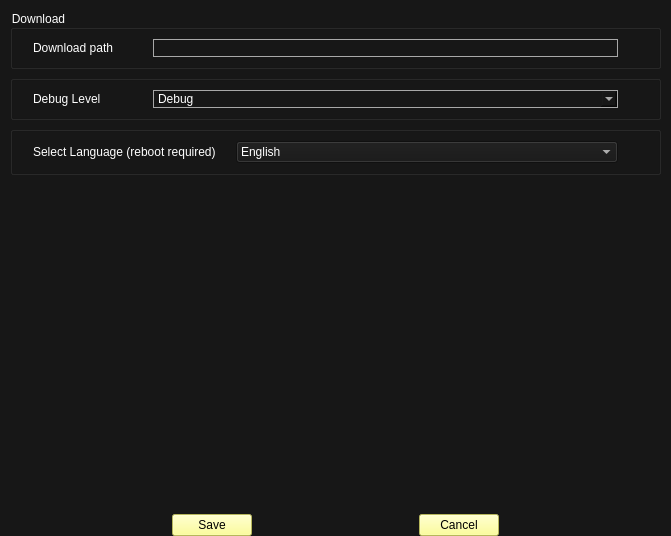
This is settingswindow.ui in AdunanzA/Tsunami as Qt 5 draws it before an edit. The edited form follows.
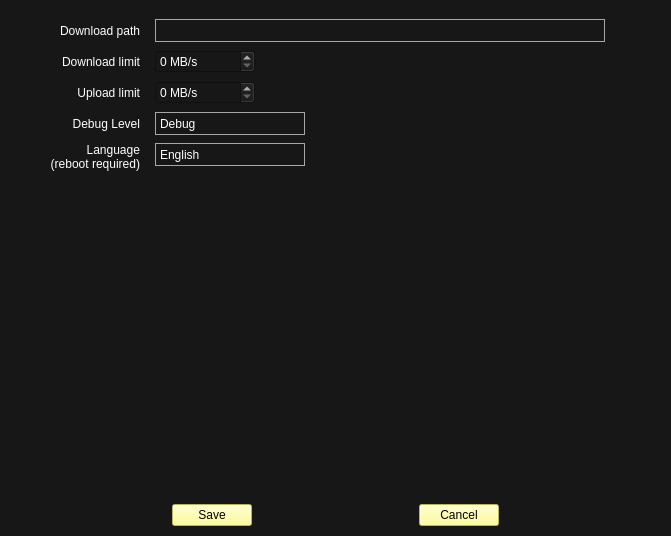
This is the edited form. Icons and pictures are not drawn.

The edit to the form file:
```diff
--- a/settingswindow.ui
+++ b/settingswindow.ui
@@ -20,8 +20,25 @@
    <string notr="true"/>
   </property>
   <property name="styleSheet">
-   <string notr="true">background-color: rgb(23, 23, 23); 
-color: rgb(255, 255, 255);</string>
+   <string notr="true">* {
+	background-color: rgb(23, 23, 23); 
+	color: rgb(255, 255, 255);
+}
+
+
+QComboBox::drop-down {
+	border: none;
+}
+
+QComboBox::down-arrow {
+	image: url(:/images/arrow.jpg);
+}
+
+QComboBox QAbstractItemView {
+      border: 2px solid darkgray;
+      selection-background-color: lightgray;
+  }
+ </string>
   </property>
   <layout class="QVBoxLayout" name="verticalLayout">
    <property name="leftMargin">
@@ -34,90 +51,125 @@
     <number>10</number>
    </property>
    <property name="bottomMargin">
-    <number>0</number>
+    <number>10</number>
    </property>
    <item>
     <layout class="QVBoxLayout" name="content">
      <item>
-      <widget class="QGroupBox" name="groupDownload">
-       <property name="styleSheet">
-        <string notr="true"/>
-       </property>
-       <property name="title">
-        <string>Download</string>
-       </property>
-       <layout class="QFormLayout" name="formLayout_2">
+      <widget class="QFrame" name="groupDownload">
+       <layout class="QFormLayout" name="formLayout_3">
+        <property name="fieldGrowthPolicy">
+         <enum>QFormLayout::FieldsStayAtSizeHint</enum>
+        </property>
+        <property name="rowWrapPolicy">
+         <enum>QFormLayout::DontWrapRows</enum>
+        </property>
+        <property name="labelAlignment">
+         <set>Qt::AlignRight|Qt::AlignTrailing|Qt::AlignVCenter</set>
+        </property>
+        <property name="formAlignment">
+         <set>Qt::AlignJustify|Qt::AlignTop</set>
+        </property>
         <property name="horizontalSpacing">
-         <number>20</number>
+         <number>15</number>
         </property>
         <property name="verticalSpacing">
-         <number>10</number>
+         <number>8</number>
         </property>
         <property name="leftMargin">
-         <number>20</number>
+         <number>30</number>
         </property>
-        <property name="rightMargin">
-         <number>40</number>
-        </property>
-        <item row="0" column="0">
-         <widget class="QLabel" name="lblDownloadPath">
-          <property name="minimumSize">
-           <size>
-            <width>100</width>
-            <height>0</height>
-           </size>
-          </property>
-          <property name="text">
-           <string>Download path</string>
-          </property>
-         </widget>
-        </item>
         <item row="0" column="1">
-         <widget class="QLineEdit" name="txtDownloadPath">
-          <property name="enabled">
-           <bool>false</bool>
+         <layout class="QHBoxLayout" name="horizontalLayout_2">
+          <property name="spacing">
+           <number>0</number>
           </property>
-          <property name="cursor">
-           <cursorShape>ArrowCursor</cursorShape>
-          </property>
-          <property name="toolTip">
-           <string>Click to select download path for torrents</string>
-          </property>
-          <property name="styleSheet">
-           <string notr="true">border-color: rgb(168, 168, 168);
+          <item>
+           <widget class="QLineEdit" name="txtDownloadPath">
+            <property name="enabled">
+             <bool>false</bool>
+            </property>
+            <property name="minimumSize">
+             <size>
+              <width>450</width>
+              <height>23</height>
+             </size>
+            </property>
+            <property name="cursor">
+             <cursorShape>ArrowCursor</cursorShape>
+            </property>
+            <property name="toolTip">
+             <string/>
+            </property>
+            <property name="styleSheet">
+             <string notr="true">border-color: rgb(168, 168, 168);
 border-width:1px;
 border-style: solid;</string>
+            </property>
+            <property name="text">
+             <string/>
+            </property>
+           </widget>
+          </item>
+          <item>
+           <widget class="QPushButton" name="btnFolder">
+            <property name="cursor">
+             <cursorShape>PointingHandCursor</cursorShape>
+            </property>
+            <property name="toolTip">
+             <string>Click to select download path for torrents</string>
+            </property>
+            <property name="styleSheet">
+             <string notr="true">color: rgb(0, 0, 0);</string>
+            </property>
+            <property name="text">
+             <string/>
+            </property>
+            <property name="icon">
+             <iconset>
+              <normalon>:/images/if_folder_416376.png</normalon>
+             </iconset>
+            </property>
+            <property name="flat">
+             <bool>true</bool>
+            </property>
+           </widget>
+          </item>
+         </layout>
+        </item>
+        <item row="3" column="0">
+         <widget class="QLabel" name="lblUpLimit">
+          <property name="minimumSize">
+           <size>
+            <width>100</width>
+            <height>0</height>
+           </size>
           </property>
           <property name="text">
-           <string/>
+           <string>Upload limit</string>
           </property>
+          <property name="alignment">
+           <set>Qt::AlignRight|Qt::AlignTrailing|Qt::AlignVCenter</set>
+          </property>
          </widget>
         </item>
-       </layout>
-      </widget>
-     </item>
-     <item>
-      <widget class="QGroupBox" name="groupDebug">
-       <layout class="QFormLayout" name="_2">
-        <property name="horizontalSpacing">
-         <number>20</number>
-        </property>
-        <property name="verticalSpacing">
-         <number>10</number>
-        </property>
-        <property name="leftMargin">
-         <number>20</number>
-        </property>
-        <property name="topMargin">
-         <number>9</number>
-        </property>
-        <property name="rightMargin">
-         <number>40</number>
-        </property>
-        <property name="bottomMargin">
-         <number>9</number>
-        </property>
-        <item row="0" column="0">
+        <item row="3" column="1">
+         <widget class="QSpinBox" name="numLimitUp">
+          <property name="minimumSize">
+           <size>
+            <width>100</width>
+            <height>23</height>
+           </size>
+          </property>
+          <property name="suffix">
+           <string> MB/s</string>
+          </property>
+          <property name="maximum">
+           <number>100</number>
+          </property>
+         </widget>
+        </item>
+        <item row="5" column="0">
          <widget class="QLabel" name="lblDebugLevel">
           <property name="minimumSize">
            <size>
@@ -128,10 +180,36 @@
           <property name="text">
            <string>Debug Level</string>
           </property>
+          <property name="alignment">
+           <set>Qt::AlignRight|Qt::AlignTrailing|Qt::AlignVCenter</set>
+          </property>
          </widget>
         </item>
-        <item row="0" column="1">
+        <item row="7" column="0">
+         <widget class="QLabel" name="lblLanguage">
+          <property name="minimumSize">
+           <size>
+            <width>100</width>
+            <height>0</height>
+           </size>
+          </property>
+          <property name="text">
+           <string>Language
+(reboot required)</string>
+          </property>
+          <property name="alignment">
+           <set>Qt::AlignRight|Qt::AlignTrailing|Qt::AlignVCenter</set>
+          </property>
+         </widget>
+        </item>
+        <item row="5" column="1">
          <widget class="QComboBox" name="cmbDebugLevel">
+          <property name="minimumSize">
+           <size>
+            <width>150</width>
+            <height>23</height>
+           </size>
+          </property>
           <property name="styleSheet">
            <string notr="true">border-color: rgb(168, 168, 168);
 border-width:1px;
@@ -164,42 +242,19 @@
           </item>
          </widget>
         </item>
-       </layout>
-      </widget>
-     </item>
-     <item>
-      <widget class="QGroupBox" name="groupLanguage">
-       <property name="minimumSize">
-        <size>
-         <width>649</width>
-         <height>30</height>
-        </size>
-       </property>
-       <property name="title">
-        <string/>
-       </property>
-       <layout class="QFormLayout" name="formLayout">
-        <property name="horizontalSpacing">
-         <number>20</number>
-        </property>
-        <property name="verticalSpacing">
-         <number>10</number>
-        </property>
-        <property name="leftMargin">
-         <number>20</number>
-        </property>
-        <property name="rightMargin">
-         <number>40</number>
-        </property>
-        <item row="0" column="0">
-         <widget class="QLabel" name="lblLanguage">
-          <property name="text">
-           <string>Select Language (reboot required)</string>
-          </property>
-         </widget>
-        </item>
-        <item row="0" column="1">
+        <item row="7" column="1">
          <widget class="QComboBox" name="cmbLanguage">
+          <property name="minimumSize">
+           <size>
+            <width>150</width>
+            <height>23</height>
+           </size>
+          </property>
+          <property name="styleSheet">
+           <string>border-color: rgb(168, 168, 168);
+border-width:1px;
+border-style: solid;</string>
+          </property>
           <item>
            <property name="text">
             <string>English</string>
@@ -212,6 +267,57 @@
           </item>
          </widget>
         </item>
+        <item row="0" column="0">
+         <widget class="QLabel" name="lblDownloadPath">
+          <property name="minimumSize">
+           <size>
+            <width>100</width>
+            <height>0</height>
+           </size>
+          </property>
+          <property name="text">
+           <string>Download path</string>
+          </property>
+          <property name="alignment">
+           <set>Qt::AlignRight|Qt::AlignTrailing|Qt::AlignVCenter</set>
+          </property>
+          <property name="margin">
+           <number>0</number>
+          </property>
+         </widget>
+        </item>
+        <item row="2" column="0">
+         <widget class="QLabel" name="lblDownLimit">
+          <property name="minimumSize">
+           <size>
+            <width>100</width>
+            <height>0</height>
+           </size>
+          </property>
+          <property name="text">
+           <string>Download limit</string>
+          </property>
+          <property name="alignment">
+           <set>Qt::AlignRight|Qt::AlignTrailing|Qt::AlignVCenter</set>
+          </property>
+         </widget>
+        </item>
+        <item row="2" column="1">
+         <widget class="QSpinBox" name="numLimitDown">
+          <property name="minimumSize">
+           <size>
+            <width>100</width>
+            <height>23</height>
+           </size>
+          </property>
+          <property name="suffix">
+           <string> MB/s</string>
+          </property>
+          <property name="maximum">
+           <number>100</number>
+          </property>
+         </widget>
+        </item>
        </layout>
       </widget>
      </item>
```
Left out of the diff: 2 changed lines with no effect on the pictures.
